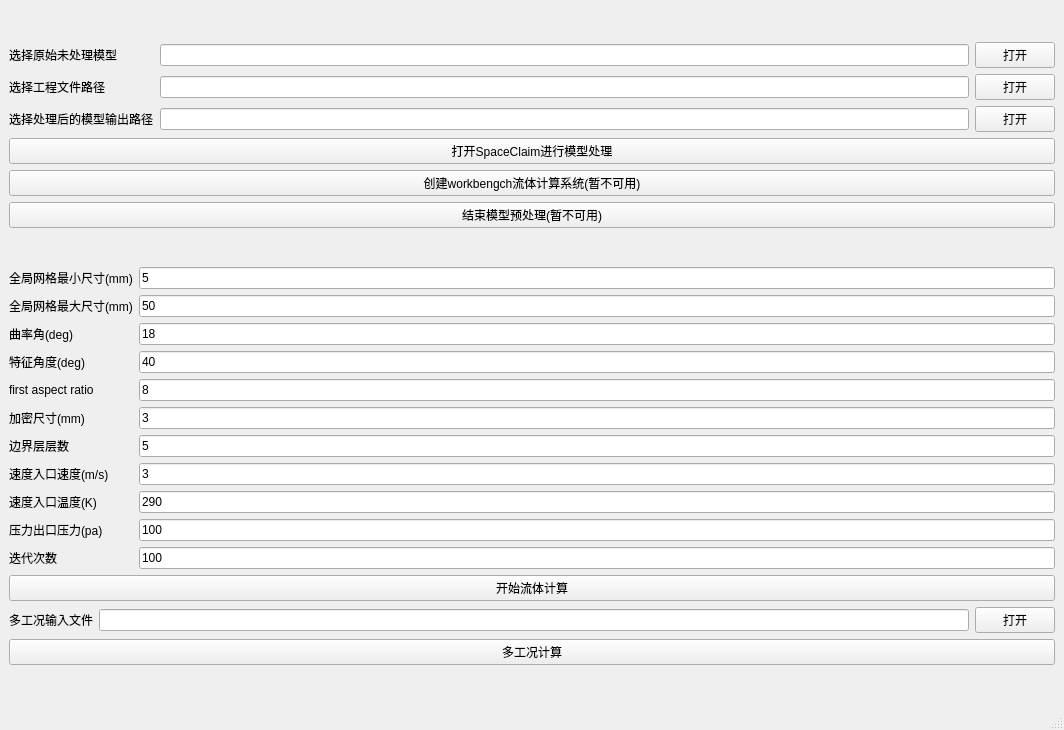
Old version of the form actForm.ui in the repository matthew948243/PythonProject.
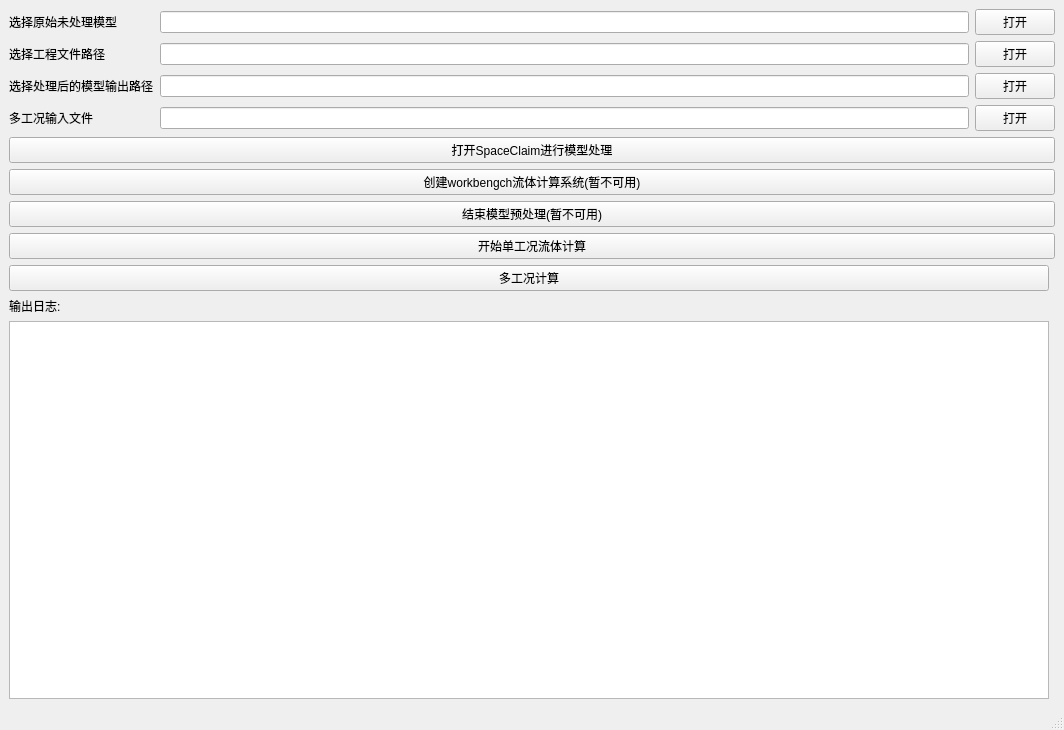
New version of the form.

```diff
--- a/actForm.ui
+++ b/actForm.ui
@@ -17,16 +17,16 @@
    <layout class="QGridLayout" name="gridLayout_3">
     <item row="0" column="0">
      <layout class="QGridLayout" name="gridLayout">
+      <item row="4" column="0" colspan="3">
+       <widget class="QPushButton" name="openSpaceClaimBtn">
+        <property name="text">
+         <string>打开SpaceClaim进行模型处理</string>
+        </property>
+       </widget>
+      </item>
       <item row="1" column="1">
        <widget class="QLineEdit" name="projectPathLinedit"/>
       </item>
-      <item row="5" column="0" colspan="3">
-       <widget class="QPushButton" name="createSysAndPreModBtn">
-        <property name="text">
-         <string>创建workbengch流体计算系统(暂不可用)</string>
-        </property>
-       </widget>
-      </item>
       <item row="0" column="2">
        <widget class="QPushButton" name="rawmodelButton">
         <property name="text">
@@ -34,34 +34,13 @@
         </property>
        </widget>
       </item>
-      <item row="0" column="0">
-       <widget class="QLabel" name="label_14">
-        <property name="text">
-         <string>选择原始未处理模型</string>
-        </property>
-       </widget>
-      </item>
-      <item row="3" column="0" colspan="3">
-       <widget class="QPushButton" name="openSpaceClaimBtn">
-        <property name="text">
-         <string>打开SpaceClaim进行模型处理</string>
-        </property>
-       </widget>
-      </item>
-      <item row="1" column="2">
-       <widget class="QPushButton" name="projectPathBtn">
+      <item row="2" column="2">
+       <widget class="QPushButton" name="rocketPathBtn">
         <property name="text">
          <string>打开</string>
         </property>
        </widget>
       </item>
-      <item row="6" column="0" colspan="3">
-       <widget class="QPushButton" name="endModePreBtn">
-        <property name="text">
-         <string>结束模型预处理(暂不可用)</string>
-        </property>
-       </widget>
-      </item>
       <item row="2" column="0">
        <widget class="QLabel" name="label_3">
         <property name="text">
@@ -69,9 +48,6 @@
         </property>
        </widget>
       </item>
-      <item row="2" column="1">
-       <widget class="QLineEdit" name="rocketPathLinedit"/>
-      </item>
       <item row="1" column="0">
        <widget class="QLabel" name="label">
         <property name="text">
@@ -79,175 +55,51 @@
         </property>
        </widget>
       </item>
+      <item row="3" column="2">
+       <widget class="QPushButton" name="multiCasesExcelBtn">
+        <property name="text">
+         <string>打开</string>
+        </property>
+       </widget>
+      </item>
+      <item row="7" column="0" colspan="3">
+       <widget class="QPushButton" name="endModePreBtn">
+        <property name="text">
+         <string>结束模型预处理(暂不可用)</string>
+        </property>
+       </widget>
+      </item>
+      <item row="0" column="0">
+       <widget class="QLabel" name="label_14">
+        <property name="text">
+         <string>选择原始未处理模型</string>
+        </property>
+       </widget>
+      </item>
+      <item row="6" column="0" colspan="3">
+       <widget class="QPushButton" name="createSysAndPreModBtn">
+        <property name="text">
+         <string>创建workbengch流体计算系统(暂不可用)</string>
+        </property>
+       </widget>
+      </item>
       <item row="0" column="1">
        <widget class="QLineEdit" name="rawmodellineEdit"/>
       </item>
-      <item row="2" column="2">
-       <widget class="QPushButton" name="rocketPathBtn">
-        <property name="text">
-         <string>打开</string>
-        </property>
-       </widget>
-      </item>
-     </layout>
-    </item>
-    <item row="1" column="0">
-     <layout class="QGridLayout" name="gridLayout_2">
-      <item row="0" column="0">
-       <widget class="QLabel" name="label_2">
-        <property name="text">
-         <string>全局网格最小尺寸(mm)</string>
-        </property>
-       </widget>
-      </item>
-      <item row="0" column="1">
-       <widget class="QLineEdit" name="minSizelineEdit">
-        <property name="text">
-         <string>5</string>
-        </property>
-       </widget>
-      </item>
-      <item row="1" column="0">
-       <widget class="QLabel" name="label_4">
-        <property name="text">
-         <string>全局网格最大尺寸(mm)</string>
-        </property>
-       </widget>
-      </item>
-      <item row="1" column="1">
-       <widget class="QLineEdit" name="maxSizelineEdit">
-        <property name="text">
-         <string>50</string>
-        </property>
-       </widget>
-      </item>
-      <item row="2" column="0">
-       <widget class="QLabel" name="label_5">
-        <property name="text">
-         <string>曲率角(deg)</string>
-        </property>
-       </widget>
-      </item>
       <item row="2" column="1">
-       <widget class="QLineEdit" name="curvatureNormalAnglineEdit">
-        <property name="text">
-         <string>18</string>
-        </property>
-       </widget>
-      </item>
-      <item row="3" column="0">
-       <widget class="QLabel" name="label_6">
-        <property name="text">
-         <string>特征角度(deg)</string>
-        </property>
-       </widget>
+       <widget class="QLineEdit" name="rocketPathLinedit"/>
       </item>
       <item row="3" column="1">
-       <widget class="QLineEdit" name="featureAnglelineEdit">
-        <property name="text">
-         <string>40</string>
-        </property>
-       </widget>
+       <widget class="QLineEdit" name="multiCasesExcellineEdit"/>
       </item>
-      <item row="4" column="0">
-       <widget class="QLabel" name="label_7">
+      <item row="1" column="2">
+       <widget class="QPushButton" name="projectPathBtn">
         <property name="text">
-         <string>first aspect ratio </string>
+         <string>打开</string>
         </property>
        </widget>
       </item>
-      <item row="4" column="1">
-       <widget class="QLineEdit" name="firstAspectRatiolineEdit">
-        <property name="text">
-         <string>8</string>
-        </property>
-       </widget>
-      </item>
-      <item row="5" column="0">
-       <widget class="QLabel" name="label_8">
-        <property name="text">
-         <string>加密尺寸(mm)</string>
-        </property>
-       </widget>
-      </item>
-      <item row="5" column="1">
-       <widget class="QLineEdit" name="boiSizelineEdit">
-        <property name="text">
-         <string>3</string>
-        </property>
-       </widget>
-      </item>
-      <item row="6" column="0">
-       <widget class="QLabel" name="label_9">
-        <property name="text">
-         <string>边界层层数</string>
-        </property>
-       </widget>
-      </item>
-      <item row="6" column="1">
-       <widget class="QLineEdit" name="boundaryNumlineEdit">
-        <property name="text">
-         <string>5</string>
-        </property>
-       </widget>
-      </item>
-      <item row="7" column="0">
-       <widget class="QLabel" name="label_10">
-        <property name="text">
-         <string>速度入口速度(m/s)</string>
-        </property>
-       </widget>
-      </item>
-      <item row="7" column="1">
-       <widget class="QLineEdit" name="inletVelocitylineEdit">
-        <property name="text">
-         <string>3</string>
-        </property>
-       </widget>
-      </item>
-      <item row="8" column="0">
-       <widget class="QLabel" name="label_11">
-        <property name="text">
-         <string>速度入口温度(K)</string>
-        </property>
-       </widget>
-      </item>
-      <item row="8" column="1">
-       <widget class="QLineEdit" name="inletTemplineEdit">
-        <property name="text">
-         <string>290</string>
-        </property>
-       </widget>
-      </item>
-      <item row="9" column="0">
-       <widget class="QLabel" name="label_12">
-        <property name="text">
-         <string>压力出口压力(pa)</string>
-        </property>
-       </widget>
-      </item>
-      <item row="9" column="1">
-       <widget class="QLineEdit" name="outPressurelineEdit">
-        <property name="text">
-         <string>100</string>
-        </property>
-       </widget>
-      </item>
-      <item row="10" column="0">
-       <widget class="QLabel" name="label_13">
-        <property name="text">
-         <string>迭代次数</string>
-        </property>
-       </widget>
-      </item>
-      <item row="10" column="1">
-       <widget class="QLineEdit" name="iterNumlineEdit">
-        <property name="text">
-         <string>100</string>
-        </property>
-       </widget>
-      </item>
-      <item row="12" column="0" colspan="2">
+      <item row="3" column="0">
        <layout class="QHBoxLayout" name="horizontalLayout">
         <item>
          <widget class="QLabel" name="label_15">
@@ -256,32 +108,36 @@
           </property>
          </widget>
         </item>
-        <item>
-         <widget class="QLineEdit" name="multiCasesExcellineEdit"/>
-        </item>
-        <item>
-         <widget class="QPushButton" name="multiCasesExcelBtn">
-          <property name="text">
-           <string>打开</string>
-          </property>
-         </widget>
-        </item>
        </layout>
       </item>
-      <item row="11" column="0" colspan="2">
+     </layout>
+    </item>
+    <item row="1" column="0">
+     <layout class="QGridLayout" name="gridLayout_2">
+      <item row="0" column="0" colspan="2">
        <widget class="QPushButton" name="startBtn">
         <property name="text">
-         <string>开始流体计算</string>
+         <string>开始单工况流体计算</string>
         </property>
        </widget>
       </item>
-      <item row="13" column="0" colspan="2">
+      <item row="3" column="0">
+       <widget class="QTextEdit" name="textEdit"/>
+      </item>
+      <item row="1" column="0">
        <widget class="QPushButton" name="multiCaseBtn">
         <property name="text">
          <string>多工况计算</string>
         </property>
        </widget>
       </item>
+      <item row="2" column="0">
+       <widget class="QLabel" name="label_2">
+        <property name="text">
+         <string>输出日志:</string>
+        </property>
+       </widget>
+      </item>
      </layout>
     </item>
    </layout>
```
